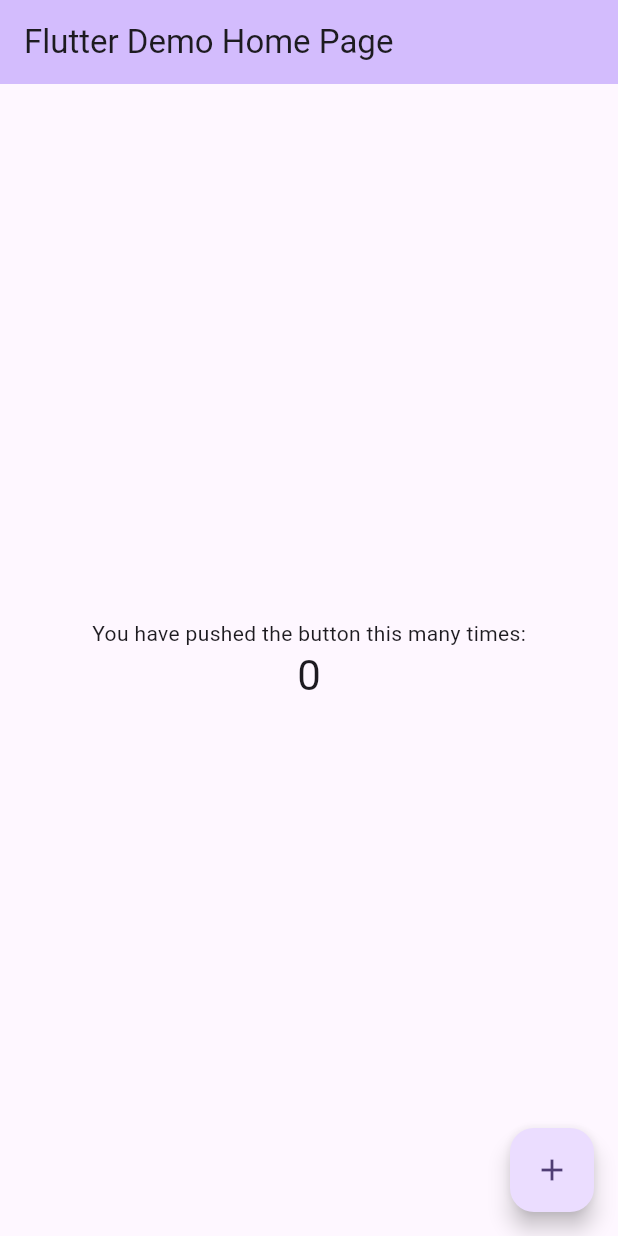
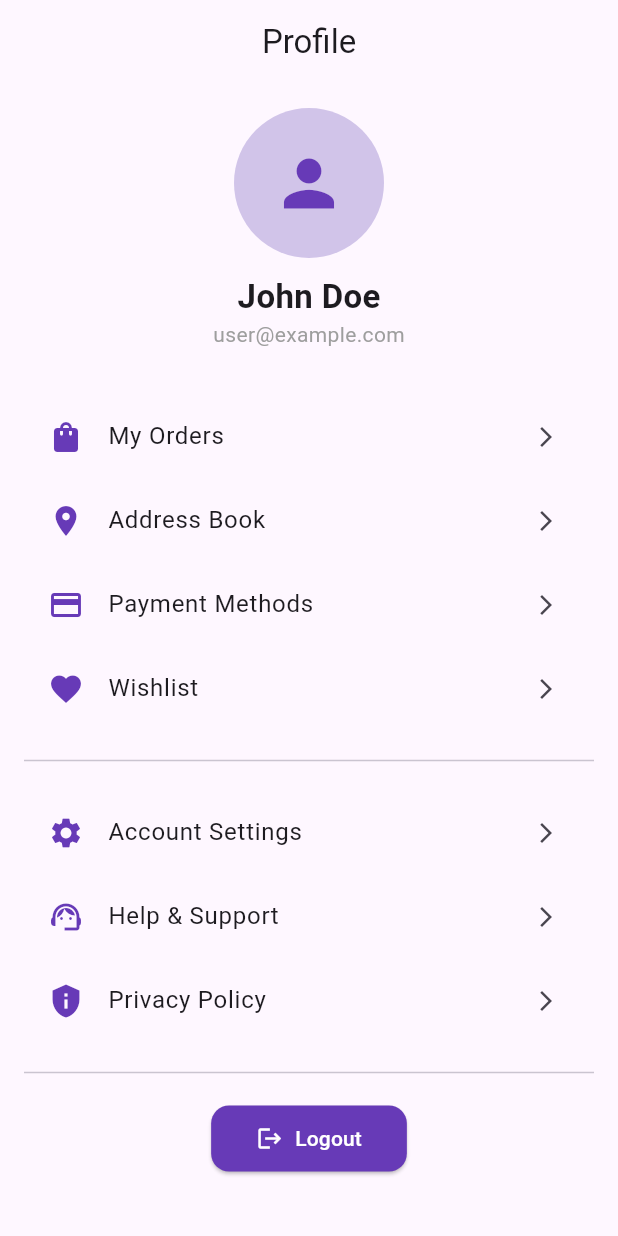
Before and after one commit to mahfuzur-rahman5270/E-Commerce-System_flutter, a Flutter app: the screen it shows after launch, on a phone screen of 412 x 824 dp. Run offline on Flutter 3.47's test engine with Material 3 defaults, Android fonts, the phone set to English and light mode, and no system bars.

Commit message:
Update main.dart

```diff
--- a/lib/main.dart
+++ b/lib/main.dart
@@ -6,117 +6,151 @@ void main() {
 
 class MyApp extends StatelessWidget {
   const MyApp({super.key});
-
-  // This widget is the root of your application.
   @override
   Widget build(BuildContext context) {
     return MaterialApp(
-      title: 'Flutter Demo',
-      theme: ThemeData(
-        // This is the theme of your application.
-        //
-        // TRY THIS: Try running your application with "flutter run". You'll see
-        // the application has a purple toolbar. Then, without quitting the app,
-        // try changing the seedColor in the colorScheme below to Colors.green
-        // and then invoke "hot reload" (save your changes or press the "hot
-        // reload" button in a Flutter-supported IDE, or press "r" if you used
-        // the command line to start the app).
-        //
-        // Notice that the counter didn't reset back to zero; the application
-        // state is not lost during the reload. To reset the state, use hot
-        // restart instead.
-        //
-        // This works for code too, not just values: Most code changes can be
-        // tested with just a hot reload.
-        colorScheme: ColorScheme.fromSeed(seedColor: Colors.deepPurple),
-      ),
-      home: const MyHomePage(title: 'Flutter Demo Home Page'),
+      title: 'Profile Page',
+      theme: ThemeData(primarySwatch: Colors.deepPurple),
+      home: const ProfilePage(),
+      debugShowCheckedModeBanner: false,
     );
   }
 }
 
-class MyHomePage extends StatefulWidget {
-  const MyHomePage({super.key, required this.title});
-
-  // This widget is the home page of your application. It is stateful, meaning
-  // that it has a State object (defined below) that contains fields that affect
-  // how it looks.
-
-  // This class is the configuration for the state. It holds the values (in this
-  // case the title) provided by the parent (in this case the App widget) and
-  // used by the build method of the State. Fields in a Widget subclass are
-  // always marked "final".
-
-  final String title;
-
-  @override
-  State<MyHomePage> createState() => _MyHomePageState();
-}
-
-class _MyHomePageState extends State<MyHomePage> {
-  int _counter = 0;
-
-  void _incrementCounter() {
-    setState(() {
-      // This call to setState tells the Flutter framework that something has
-      // changed in this State, which causes it to rerun the build method below
-      // so that the display can reflect the updated values. If we changed
-      // _counter without calling setState(), then the build method would not be
-      // called again, and so nothing would appear to happen.
-      _counter++;
-    });
-  }
-
+class ProfilePage extends StatelessWidget {
+  const ProfilePage({super.key});
   @override
   Widget build(BuildContext context) {
-    // This method is rerun every time setState is called, for instance as done
-    // by the _incrementCounter method above.
-    //
-    // The Flutter framework has been optimized to make rerunning build methods
-    // fast, so that you can just rebuild anything that needs updating rather
-    // than having to individually change instances of widgets.
     return Scaffold(
-      appBar: AppBar(
-        // TRY THIS: Try changing the color here to a specific color (to
-        // Colors.amber, perhaps?) and trigger a hot reload to see the AppBar
-        // change color while the other colors stay the same.
-        backgroundColor: Theme.of(context).colorScheme.inversePrimary,
-        // Here we take the value from the MyHomePage object that was created by
-        // the App.build method, and use it to set our appbar title.
-        title: Text(widget.title),
+      appBar: AppBar(title: const Text("Profile"), centerTitle: true),
+      body: SingleChildScrollView(
+        padding: const EdgeInsets.all(16.0),
+        child: Column(children: [
+          CircleAvatar(
+            radius: 50,
+            backgroundColor: Colors.deepPurple.shade100,
+            child: const Icon(Icons.person, size: 50, color: Colors.deepPurple),
+          ),
+          const SizedBox(height: 10),
+          const Text("John Doe", style: TextStyle(fontSize: 22, fontWeight: FontWeight.bold)),
+          const Text("user@example.com", style: TextStyle(color: Colors.grey)),
+          const SizedBox(height: 30),
+          ProfileTile(icon: Icons.shopping_bag, title: "My Orders", onTap: () {
+            Navigator.push(context, MaterialPageRoute(builder: (_) => const MyOrdersPage()));
+          }),
+          ProfileTile(icon: Icons.location_on, title: "Address Book", onTap: () {
+            Navigator.push(context, MaterialPageRoute(builder: (_) => const AddressBookPage()));
+          }),
+          ProfileTile(icon: Icons.credit_card, title: "Payment Methods", onTap: () {
+            Navigator.push(context, MaterialPageRoute(builder: (_) => const PaymentMethodsPage()));
+          }),
+          ProfileTile(icon: Icons.favorite, title: "Wishlist", onTap: () {
+            Navigator.push(context, MaterialPageRoute(builder: (_) => const WishlistPage()));
+          }),
+          const Divider(height: 40),
+          ProfileTile(icon: Icons.settings, title: "Account Settings", onTap: () {
+            Navigator.push(context, MaterialPageRoute(builder: (_) => const AccountSettingsPage()));
+          }),
+          ProfileTile(icon: Icons.support_agent, title: "Help & Support", onTap: () {
+            Navigator.push(context, MaterialPageRoute(builder: (_) => const HelpSupportPage()));
+          }),
+          ProfileTile(icon: Icons.privacy_tip, title: "Privacy Policy", onTap: () {
+            Navigator.push(context, MaterialPageRoute(builder: (_) => const PrivacyPolicyPage()));
+          }),
+          const Divider(height: 40),
+          ElevatedButton.icon(
+            onPressed: () {
+              Navigator.pushAndRemoveUntil(
+                context,
+                MaterialPageRoute(builder: (_) => const LoginPage()),
+                (route) => false,
+              );
+            },
+            icon: const Icon(Icons.logout),
+            label: const Text("Logout"),
+            style: ElevatedButton.styleFrom(
+              backgroundColor: Colors.deepPurple,
+              foregroundColor: Colors.white,
+              padding: const EdgeInsets.symmetric(horizontal: 30, vertical: 12),
+              shape: RoundedRectangleBorder(borderRadius: BorderRadius.circular(12)),
+            ),
+          ),
+        ]),
       ),
-      body: Center(
-        // Center is a layout widget. It takes a single child and positions it
-        // in the middle of the parent.
-        child: Column(
-          // Column is also a layout widget. It takes a list of children and
-          // arranges them vertically. By default, it sizes itself to fit its
-          // children horizontally, and tries to be as tall as its parent.
-          //
-          // Column has various properties to control how it sizes itself and
-          // how it positions its children. Here we use mainAxisAlignment to
-          // center the children vertically; the main axis here is the vertical
-          // axis because Columns are vertical (the cross axis would be
-          // horizontal).
-          //
-          // TRY THIS: Invoke "debug painting" (choose the "Toggle Debug Paint"
-          // action in the IDE, or press "p" in the console), to see the
-          // wireframe for each widget.
-          mainAxisAlignment: MainAxisAlignment.center,
-          children: <Widget>[
-            const Text('You have pushed the button this many times:'),
-            Text(
-              '$_counter',
-              style: Theme.of(context).textTheme.headlineMedium,
-            ),
-          ],
-        ),
-      ),
-      floatingActionButton: FloatingActionButton(
-        onPressed: _incrementCounter,
-        tooltip: 'Increment',
-        child: const Icon(Icons.add),
-      ), // This trailing comma makes auto-formatting nicer for build methods.
     );
   }
 }
+
+class ProfileTile extends StatelessWidget {
+  final IconData icon;
+  final String title;
+  final VoidCallback onTap;
+  const ProfileTile({super.key, required this.icon, required this.title, required this.onTap});
+  @override
+  Widget build(BuildContext context) {
+    return ListTile(
+      leading: Icon(icon, color: Colors.deepPurple),
+      title: Text(title),
+      trailing: const Icon(Icons.arrow_forward_ios, size: 16),
+      onTap: onTap,
+    );
+  }
+}
+
+// Sample Pages
+class MyOrdersPage extends StatelessWidget {
+  const MyOrdersPage({super.key});
+  @override
+  Widget build(BuildContext context) {
+    return Scaffold(appBar: AppBar(title: const Text("My Orders")), body: const Center(child: Text("This is the My Orders page.")));
+  }
+}
+class AddressBookPage extends StatelessWidget {
+  const AddressBookPage({super.key});
+  @override
+  Widget build(BuildContext context) {
+    return Scaffold(appBar: AppBar(title: const Text("Address Book")), body: const Center(child: Text("This is the Address Book page.")));
+  }
+}
+class PaymentMethodsPage extends StatelessWidget {
+  const PaymentMethodsPage({super.key});
+  @override
+  Widget build(BuildContext context) {
+    return Scaffold(appBar: AppBar(title: const Text("Payment Methods")), body: const Center(child: Text("This is the Payment Methods page.")));
+  }
+}
+class WishlistPage extends StatelessWidget {
+  const WishlistPage({super.key});
+  @override
+  Widget build(BuildContext context) {
+    return Scaffold(appBar: AppBar(title: const Text("Wishlist")), body: const Center(child: Text("This is the Wishlist page.")));
+  }
+}
+class AccountSettingsPage extends StatelessWidget {
+  const AccountSettingsPage({super.key});
+  @override
+  Widget build(BuildContext context) {
+    return Scaffold(appBar: AppBar(title: const Text("Account Settings")), body: const Center(child: Text("This is the Account Settings page.")));
+  }
+}
+class HelpSupportPage extends StatelessWidget {
+  const HelpSupportPage({super.key});
+  @override
+  Widget build(BuildContext context) {
+    return Scaffold(appBar: AppBar(title: const Text("Help & Support")), body: const Center(child: Text("This is the Help & Support page.")));
+  }
+}
+class PrivacyPolicyPage extends StatelessWidget {
+  const PrivacyPolicyPage({super.key});
+  @override
+  Widget build(BuildContext context) {
+    return Scaffold(appBar: AppBar(title: const Text("Privacy Policy")), body: const Center(child: Text("This is the Privacy Policy page.")));
+  }
+}
+class LoginPage extends StatelessWidget {
+  const LoginPage({super.key});
+  @override
+  Widget build(BuildContext context) {
+    return Scaffold(appBar: AppBar(title: const Text("Login Page")), body: const Center(child: Text("Login Page UI here")));
+  }
+}
```
